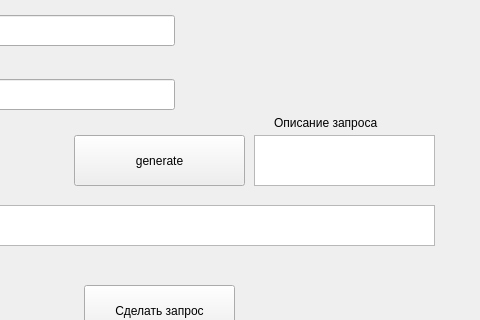
The window that ui/gui.ui (Ghukii/dorking-app) describes before a commit, drawn with Qt 5; both pictures show x 166 to 646 and y 385 to 705 of the 646 by 810 pixel window.
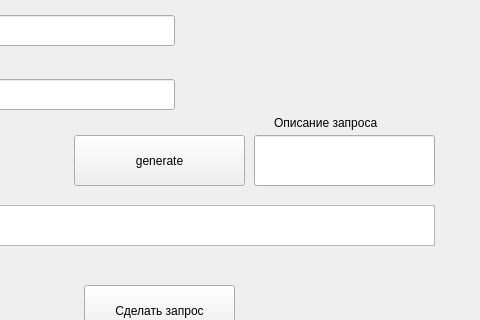
The same window after the commit.

```diff
--- a/ui/gui.ui
+++ b/ui/gui.ui
@@ -279,7 +279,7 @@
     <string>Сделать запрос</string>
    </property>
   </widget>
-  <widget class="QTextEdit" name="request_description">
+  <widget class="QLineEdit" name="request_description">
    <property name="geometry">
     <rect>
      <x>420</x>
```
Left out of the diff: 2 changed lines with no effect on the pictures.
